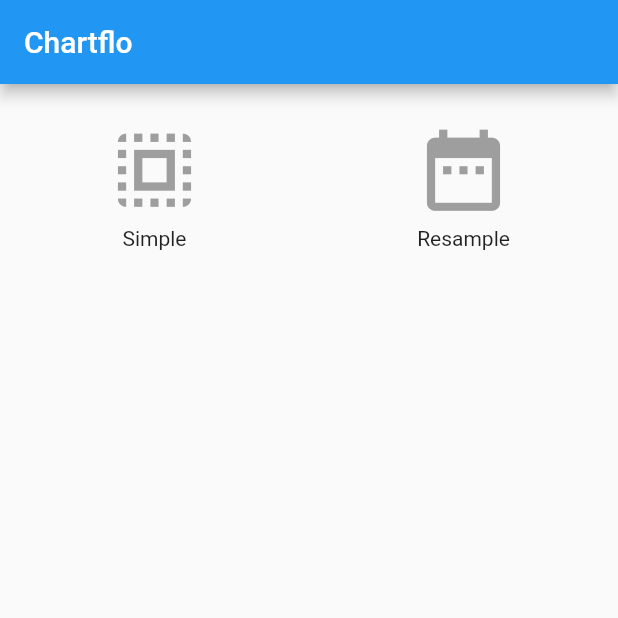
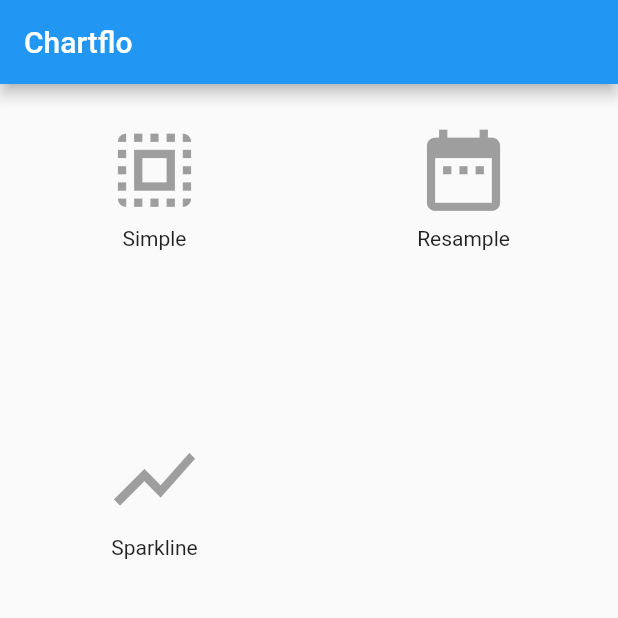
Before and after one commit to synw/chartflo, a Flutter app: the screen it shows after launch, on a phone screen of 412 x 824 dp, the top half of it. Run offline on Flutter 3.47's test engine with Material 2 defaults, Android fonts, the phone set to English and light mode, and no system bars; our stand-ins replace charts_flutter; missing offline and left inert: flutter_sparkline, ml_linalg.

Commit message:
Add a sparkline example

```diff
--- a/example/lib/index.dart
+++ b/example/lib/index.dart
@@ -22,13 +22,18 @@ class PageIndex extends StatelessWidget {
                   iconData: Icons.date_range,
                   route: "/resample",
                 ),
+                _ExampleTile(
+                  title: "Sparkline",
+                  iconData: Icons.show_chart,
+                  route: "/sparkline",
+                ),
               ],
             )));
   }
 }
 
 class _ExampleTile extends StatelessWidget {
-  _ExampleTile(
+  const _ExampleTile(
       {@required this.iconData, @required this.title, @required this.route});
 
   final IconData iconData;
--- a/example/lib/main.dart
+++ b/example/lib/main.dart
@@ -2,6 +2,7 @@ import 'package:flutter/material.dart';
 
 import 'charts/resample.dart';
 import 'charts/simple.dart';
+import 'charts/sparkline.dart';
 import 'data.dart';
 import 'index.dart';
 
@@ -14,6 +15,7 @@ final Map<String, StatelessWidget Function(BuildContext)> routes = {
   '/': (BuildContext context) => PageIndex(),
   '/simple': (BuildContext context) => SimpleChartPage(),
   '/resample': (BuildContext context) => ResampleChartPage(),
+  '/sparkline': (BuildContext context) => SparklinePage(),
 };
 
 class MyApp extends StatelessWidget {
```
Also changed, not shown: example/lib/charts/sparkline.dart (added, +21 -0 lines), example/lib/data.dart (+12 -1 lines).
